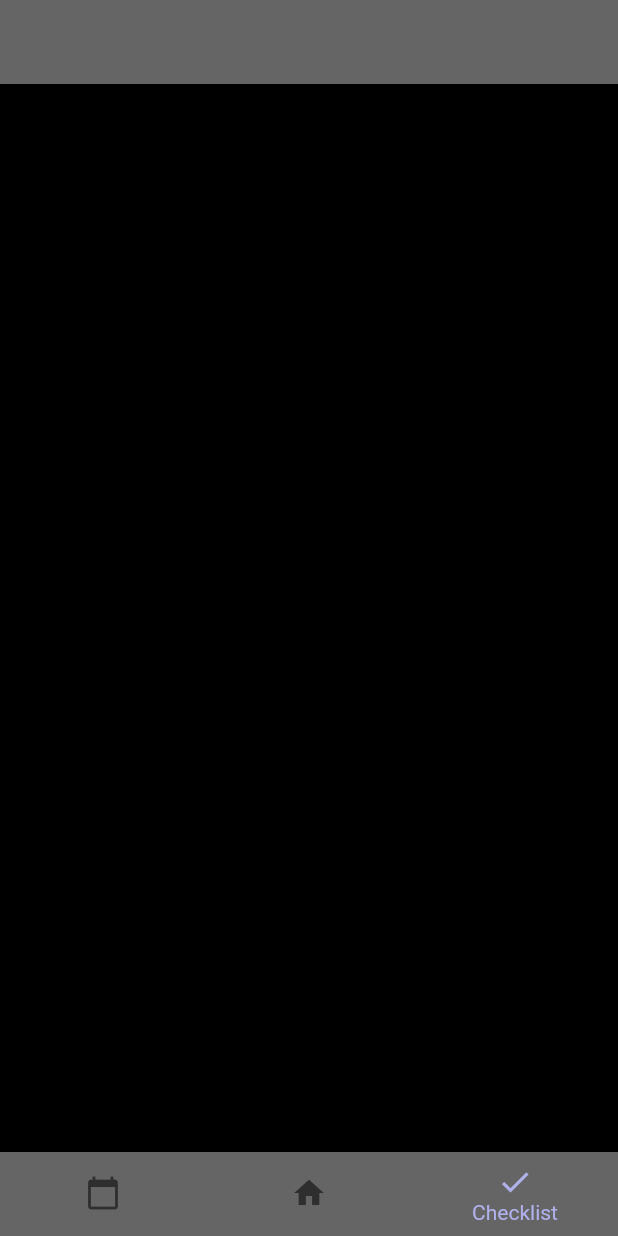
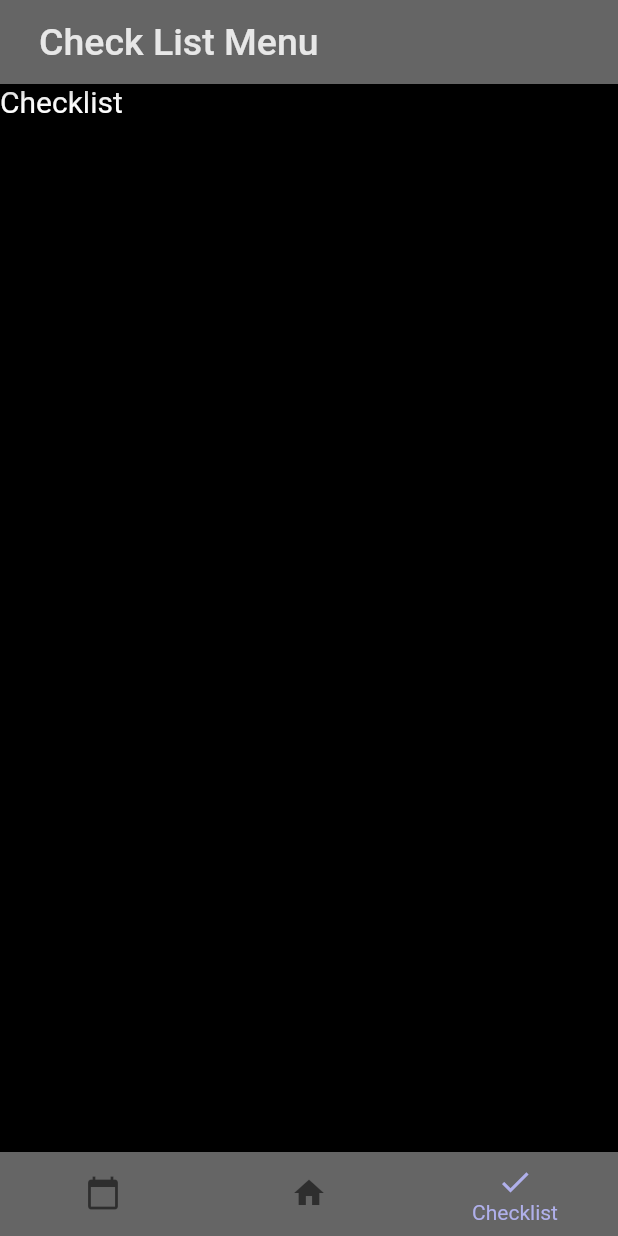
Before and after one commit to Lustytail/checklist, a Flutter app: the screen it shows after launch, item 3 of the bottom bar chosen, on a phone screen of 412 x 824 dp. Run offline on Flutter 3.47's test engine with Material 2 defaults, Android fonts, the phone set to English and light mode, and no system bars; our stand-ins replace geolocator; missing offline and left inert: day_night_switch.

Commit message:
하단에 bottomAppBar 누르면 화면 전환되게 적용 시켜둠.

```diff
--- a/lib/widgets/checklist/ChecklistPage.dart
+++ b/lib/widgets/checklist/ChecklistPage.dart
@@ -5,6 +5,12 @@ class ChecklistPage extends StatelessWidget {
 
   @override
   Widget build(BuildContext context) {
-    return Container();
+    return const Text(
+      'Checklist',
+      style: TextStyle(
+        color: Colors.white,
+        fontSize: 20,
+      ),
+    );
   }
 }
--- a/lib/widgets/checklist/checklistMenu.dart
+++ b/lib/widgets/checklist/checklistMenu.dart
@@ -5,6 +5,23 @@ class ChecklistMenu extends StatelessWidget {
 
   @override
   Widget build(BuildContext context) {
-    return Container();
+    return Container(
+      height: 60,
+      color: const Color.fromARGB(255, 101, 101, 101),
+      child: const Padding(
+        padding: EdgeInsets.symmetric(horizontal: 10),
+        child: Row(
+          children: [
+            Text(
+              'Check List Menu',
+              style: TextStyle(
+                fontSize: 25,
+                color: Color.fromARGB(255, 231, 231, 231),
+              ),
+            ),
+          ],
+        ),
+      ),
+    );
   }
 }
--- a/lib/widgets/mainPage.dart
+++ b/lib/widgets/mainPage.dart
@@ -1,9 +1,8 @@
 import 'package:flutter/material.dart';
-import 'calendar/calendarPage.dart';
+
 import 'calendar/calendarMenu.dart';
 import 'checklist/ChecklistPage.dart';
 import 'checklist/checklistMenu.dart';
-import 'home/homePage.dart';
 import 'home/homeMenu.dart';
 
 class MainPage extends StatefulWidget {
@@ -15,17 +14,12 @@ class MainPage extends StatefulWidget {
 
 class _MainPageState extends State<MainPage> {
   int _currentIndex = 1;
+  final PageController _pageController = PageController();
 
   final _topWidget = [
     const CalendarMenu(),
     const HomeMenu(),
     const ChecklistMenu(),
-  ];
-
-  final _bodyWidget = [
-    const CalendarPage(),
-    const HomePage(),
-    const ChecklistPage(),
   ];
 
   @override
@@ -36,7 +30,20 @@ class _MainPageState extends State<MainPage> {
         backgroundColor: const Color.fromARGB(255, 101, 101, 101),
         title: _topWidget[_currentIndex],
       ),
-      body: _bodyWidget[_currentIndex],
+      body: PageView(
+        controller: _pageController,
+        onPageChanged: (index) {
+          setState(() {
+            _currentIndex = index;
+          });
+        },
+        children: const <Widget>[
+          CalendarMenu(),
+          HomeMenu(),
+          ChecklistPage(),
+          // Add other pages
+        ],
+      ),
       bottomNavigationBar: BottomNavigationBar(
         backgroundColor: const Color.fromARGB(255, 101, 101, 101),
         selectedItemColor: const Color.fromARGB(222, 187, 187, 255),
@@ -44,9 +51,11 @@ class _MainPageState extends State<MainPage> {
         elevation: 5,
         currentIndex: _currentIndex,
         onTap: (index) {
-          setState(() {
-            _currentIndex = index;
-          });
+          _pageController.animateToPage(
+            index,
+            duration: const Duration(milliseconds: 300),
+            curve: Curves.easeInOut,
+          );
         },
         items: const [
           BottomNavigationBarItem(
```
